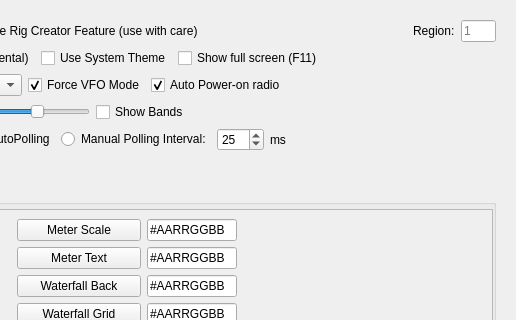
kazushinjo/wfview_android-tablet, file src/settingswidget.ui: the form before one commit; both pictures show x 677 to 1193 and y 0 to 320 of the 1193 by 625 pixel window.
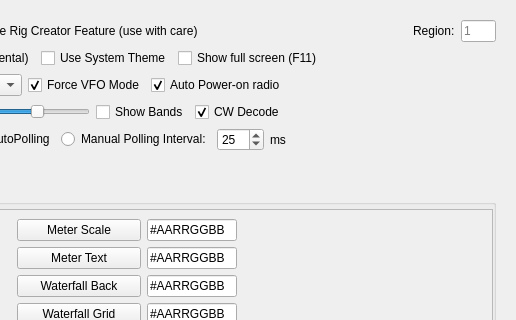
The form after the commit. The open tabs and pages were chosen to show the change. Custom widgets are drawn as their Qt base class.

The edit to the form file:
```diff
--- a/src/settingswidget.ui
+++ b/src/settingswidget.ui
@@ -1257,6 +1257,19 @@
              </property>
             </widget>
            </item>
+           <item>
+            <widget class="QCheckBox" name="cwDecodeChk">
+             <property name="toolTip">
+              <string>Decode received CW and show it at the top of the window (CW mode only)</string>
+             </property>
+             <property name="text">
+              <string>CW Decode</string>
+             </property>
+             <property name="checked">
+              <bool>true</bool>
+             </property>
+            </widget>
+           </item>
            <item>
             <spacer name="horizontalSpacer_27">
              <property name="orientation">
```
